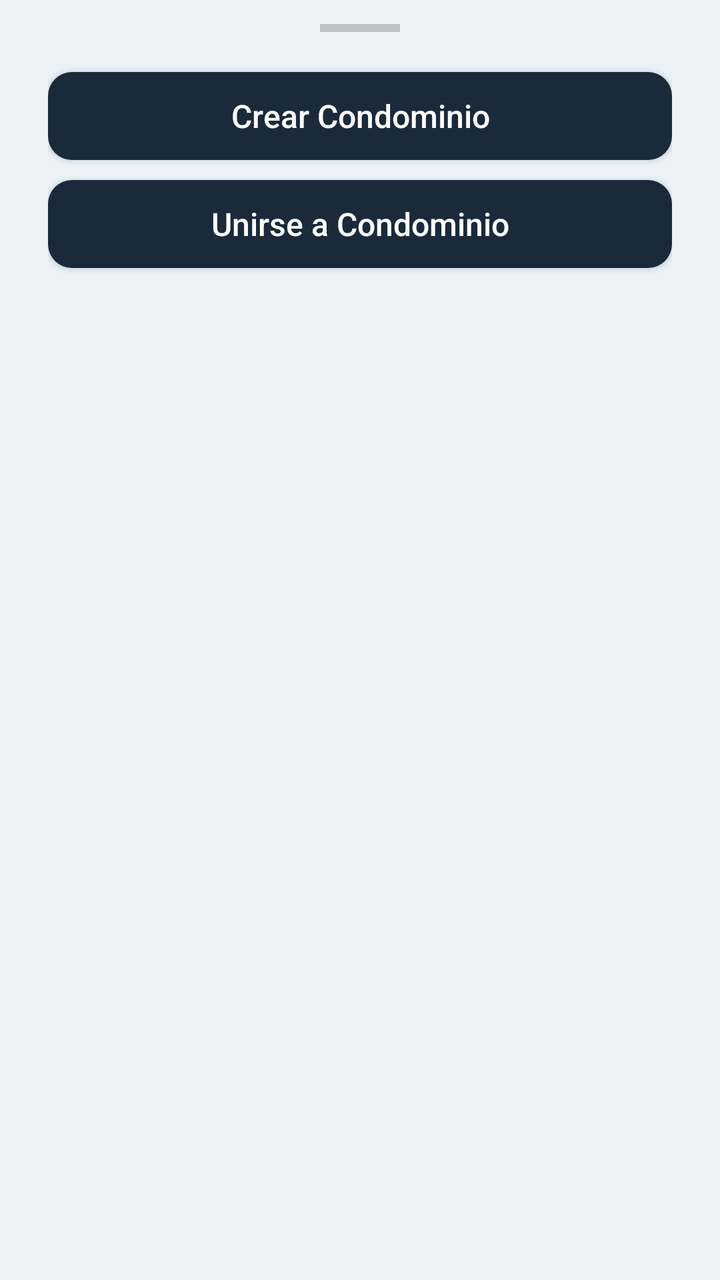
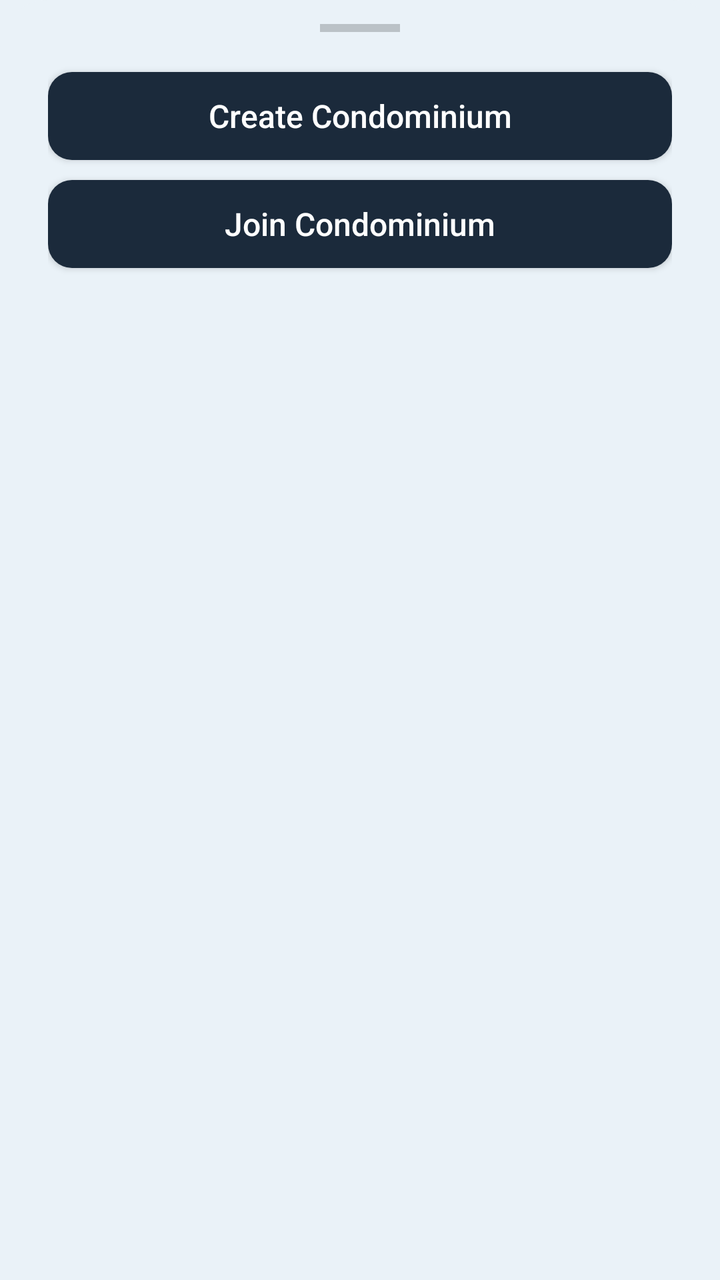

Compare the two renders of this Android layout. The source of the first and the diff that turns it into the second are given below.
<!-- AndroidManifest.xml: application theme Theme.YipShare -->
<!-- res/layout/boton_agregar_sobreposicion.xml -->
<?xml version="1.0" encoding="utf-8"?>
<LinearLayout
    xmlns:android="http://schemas.android.com/apk/res/android"
    android:layout_width="match_parent"
    android:layout_height="wrap_content"
    android:orientation="vertical"
    android:background="@drawable/bg_botones_sobreposicion"
    android:paddingStart="24dp"
    android:paddingEnd="24dp"
    android:paddingTop="12dp"
    android:paddingBottom="32dp">

    <View
        android:layout_width="40dp"
        android:layout_height="4dp"
        android:layout_gravity="center_horizontal"
        android:layout_marginBottom="20dp"
        android:background="#33000000" />

    <Button
        android:id="@+id/btn_sheet_crear"
        style="@style/ButtonPrimary"
        android:layout_width="match_parent"
        android:layout_height="44dp"
        android:text="Crear Condominio" />

    <Button
        android:id="@+id/btn_sheet_unirse"
        style="@style/ButtonPrimary"
        android:layout_width="match_parent"
        android:layout_height="44dp"
        android:layout_marginTop="10dp"
        android:text="Unirse a Condominio" />

</LinearLayout>
<!-- resources referenced by this layout -->
<resources>
  <!-- drawable bg_botones_sobreposicion (drawable) -->
  <?xml version="1.0" encoding="utf-8"?>
  <shape xmlns:android="http://schemas.android.com/apk/res/android"
      android:shape="rectangle">
      <solid android:color="@color/fondo_pantalla" />
      <corners
          android:topLeftRadius="24dp"
          android:topRightRadius="24dp" />
  </shape>
  <style name="ButtonPrimary">
          <item name="android:layout_width">match_parent</item>
          <item name="android:layout_height">52dp</item>
          <item name="android:background">@drawable/bg_button_primary</item>
          <item name="android:textColor">#FFFFFF</item>
          <item name="android:textSize">16sp</item>
          <item name="android:textAllCaps">false</item>
      </style>
  <style name="Theme.YipShare" parent="Theme.AppCompat.DayNight.NoActionBar">
          <item name="android:windowBackground">@color/fondo_pantalla</item>
      </style>
  <color name="fondo_pantalla">#EAF2F8</color>
  <!-- drawable bg_button_primary (drawable) -->
  <?xml version="1.0" encoding="utf-8"?>
  <shape xmlns:android="http://schemas.android.com/apk/res/android"
      android:shape="rectangle">
      <solid android:color="@color/azul_yipshare" />
      <corners android:radius="12dp" />
  </shape>
  <color name="azul_yipshare">#1B2A3B</color>
</resources>

<!-- the commit's change to res/layout/boton_agregar_sobreposicion.xml (unified diff, before → after) -->
@@ -22,7 +22,7 @@
         style="@style/ButtonPrimary"
         android:layout_width="match_parent"
         android:layout_height="44dp"
-        android:text="Crear Condominio" />
+        android:text="@string/btn_crear_condominio" />
 
     <Button
         android:id="@+id/btn_sheet_unirse"
@@ -30,6 +30,6 @@
         android:layout_width="match_parent"
         android:layout_height="44dp"
         android:layout_marginTop="10dp"
-        android:text="Unirse a Condominio" />
+        android:text="@string/btn_unirse_condominio" />
 
 </LinearLayout>
<!-- resource entries referenced after the edit -->
@@ -9,6 +9,8 @@
           android:topLeftRadius="24dp"
           android:topRightRadius="24dp" />
   </shape>
+  <string name="btn_crear_condominio">Create Condominium</string>
+  <string name="btn_unirse_condominio">Join Condominium</string>
   <style name="ButtonPrimary">
           <item name="android:layout_width">match_parent</item>
           <item name="android:layout_height">52dp</item>
